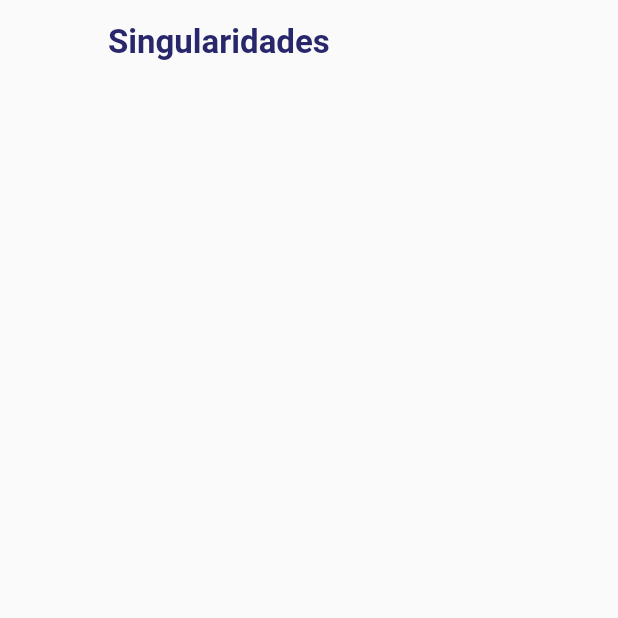
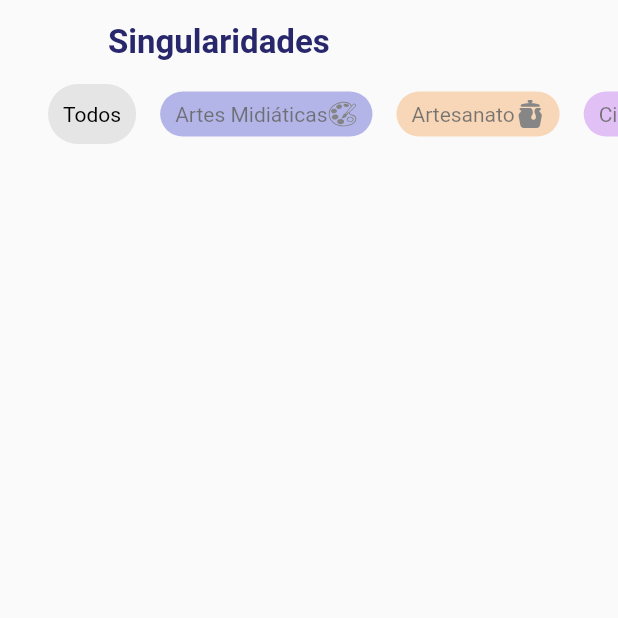
Before and after one commit to pablwoAraujo/cidade-singular-admin, a Flutter app: the SingularitiesPage screen opened directly, on a phone screen of 412 x 824 dp, the top half of it. Run offline on Flutter 3.47's test engine with Material 2 defaults, Android fonts, the phone set to English and light mode, and no system bars; our stand-ins replace dio, flutter_mobx, flutter_modular, flutter_speed_dial, flutter_svg, image_picker and 2 more; accounts and stored records are empty; generated files the repository leaves out were written again; network calls fail.

Commit message:
adiciona filtro de tipo nas singularidades e curadores

```diff
--- a/lib/app/screens/curators/curators_page.dart
+++ b/lib/app/screens/curators/curators_page.dart
@@ -1,6 +1,7 @@
 import 'package:cidade_singular_admin/app/models/user.dart';
 import 'package:cidade_singular_admin/app/screens/curators/add_curator_dialog.dart';
 import 'package:cidade_singular_admin/app/screens/curators/curator_widget.dart';
+import 'package:cidade_singular_admin/app/screens/curators/type_filter.dart';
 import 'package:cidade_singular_admin/app/services/user_service.dart';
 import 'package:cidade_singular_admin/app/stores/user_store.dart';
 import 'package:cidade_singular_admin/app/util/colors.dart';
@@ -30,11 +31,12 @@ class _CuratorsPageState extends State<CuratorsPage> {
     super.initState();
   }
 
-  getUsers() async {
+  getUsers({String? curatorType}) async {
     setState(() => loading = true);
     curators = await service.getUsers(query: {
       "type": UserType.CURATOR.toString().split(".").last,
-      "city": userStore.user?.city?.id ?? ""
+      "city": userStore.user?.city?.id ?? "",
+      if (curatorType != null) "curator_type": curatorType
     });
     setState(() => loading = false);
   }
@@ -46,7 +48,14 @@ class _CuratorsPageState extends State<CuratorsPage> {
         title: Text("Curadores"),
         leading: Container(),
       ),
-      body: Stack(
+      body: Column(
+        children: [
+          TypeFilter(
+            onSelect: (type) => getUsers(curatorType: type),
+          ),
+          SizedBox(height: 20),
+          Expanded(
+            child: Stack(
               children: [
                 loading
                     ? Center(child: CircularProgressIndicator())
@@ -77,14 +86,16 @@ class _CuratorsPageState extends State<CuratorsPage> {
                         onTap: () => onTapCuratorType(CuratorType.MUSIC),
                         labelBackgroundColor: Constants.MUSIC,
                         backgroundColor: Constants.MUSIC,
-                  child: SvgPicture.asset("assets/images/MUSIC.svg", width: 20),
+                        child: SvgPicture.asset("assets/images/MUSIC.svg",
+                            width: 20),
                       ),
                       SpeedDialChild(
                         label: "Curador de Cinema",
                         onTap: () => onTapCuratorType(CuratorType.FILM),
                         labelBackgroundColor: Constants.FILM,
                         backgroundColor: Constants.FILM,
-                  child: SvgPicture.asset("assets/images/FILM.svg", width: 20),
+                        child: SvgPicture.asset("assets/images/FILM.svg",
+                            width: 20),
                       ),
                       SpeedDialChild(
                         label: "Curador de Literatura",
@@ -99,7 +110,8 @@ class _CuratorsPageState extends State<CuratorsPage> {
                         onTap: () => onTapCuratorType(CuratorType.ARTS),
                         labelBackgroundColor: Constants.ARTS,
                         backgroundColor: Constants.ARTS,
-                  child: SvgPicture.asset("assets/images/ARTS.svg", width: 20),
+                        child: SvgPicture.asset("assets/images/ARTS.svg",
+                            width: 20),
                       ),
                       SpeedDialChild(
                         label: "Curador de Gastronomia",
@@ -114,16 +126,19 @@ class _CuratorsPageState extends State<CuratorsPage> {
                         onTap: () => onTapCuratorType(CuratorType.CRAFTS),
                         labelBackgroundColor: Constants.CRAFTS,
                         backgroundColor: Constants.CRAFTS,
-                  child:
-                      SvgPicture.asset("assets/images/CRAFTS.svg", width: 20),
+                        child: SvgPicture.asset("assets/images/CRAFTS.svg",
+                            width: 20),
                       ),
                       SpeedDialChild(
                         label: "Curador de Design",
                         onTap: () => onTapCuratorType(CuratorType.DESIGN),
                         labelBackgroundColor: Constants.DESIGN,
                         backgroundColor: Constants.DESIGN,
-                  child:
-                      SvgPicture.asset("assets/images/DESIGN.svg", width: 20),
+                        child: SvgPicture.asset("assets/images/DESIGN.svg",
+                            width: 20),
+                      ),
+                    ],
+                  ),
                 ),
               ],
             ),
--- /dev/null
+++ b/lib/app/screens/curators/type_filter.dart
@@ -0,0 +1,69 @@
+import 'package:cidade_singular_admin/app/models/user.dart';
+import 'package:cidade_singular_admin/app/util/colors.dart';
+import 'package:flutter/material.dart';
+import 'package:flutter_svg/svg.dart';
+
+class TypeFilter extends StatefulWidget {
+  const TypeFilter({Key? key, required this.onSelect}) : super(key: key);
+
+  final Function(String?) onSelect;
+
+  @override
+  _TypeFilterState createState() => _TypeFilterState();
+}
+
+class _TypeFilterState extends State<TypeFilter> {
+  CuratorType curatorFilter = CuratorType.values[0];
+
+  @override
+  Widget build(BuildContext context) {
+    return SizedBox(
+      height: 40,
+      child: ListView.builder(
+        itemCount: CuratorType.values.length,
+        scrollDirection: Axis.horizontal,
+        itemBuilder: (context, index) => GestureDetector(
+          onTap: () {
+            setState(() {
+              curatorFilter = CuratorType.values[index];
+            });
+            widget.onSelect(curatorFilter != CuratorType.values[0]
+                ? curatorFilter.toString().split(".").last
+                : null);
+          },
+          child: Opacity(
+            opacity: curatorFilter == CuratorType.values[index] ? 1 : .6,
+            child: Container(
+              decoration: BoxDecoration(
+                  color: Constants.getColor(
+                      CuratorType.values[index].toString().split(".").last),
+                  borderRadius: BorderRadius.circular(50)),
+              padding: EdgeInsets.symmetric(horizontal: 10, vertical: 5),
+              margin: EdgeInsets.only(
+                left: index == 0 ? 32 : 0,
+                right: 16,
+                top: curatorFilter == CuratorType.values[index] ? 0 : 5,
+                bottom: curatorFilter == CuratorType.values[index] ? 0 : 5,
+              ),
+              child: index == 0
+                  ? Center(
+                      child: Text(
+                      "Todos",
+                      style: TextStyle(color: Colors.black),
+                    ))
+                  : Row(
+                      mainAxisSize: MainAxisSize.min,
+                      children: [
+                        Text(CuratorType.values[index].value),
+                        SvgPicture.asset(
+                            "assets/images/${CuratorType.values[index].toString().split(".").last}.svg",
+                            width: 20)
+                      ],
+                    ),
+            ),
+          ),
+        ),
+      ),
+    );
+  }
+}
--- a/lib/app/screens/singularities/singularities_page.dart
+++ b/lib/app/screens/singularities/singularities_page.dart
@@ -1,5 +1,6 @@
 import 'package:cidade_singular_admin/app/models/singularity.dart';
 import 'package:cidade_singular_admin/app/models/user.dart';
+import 'package:cidade_singular_admin/app/screens/curators/type_filter.dart';
 import 'package:cidade_singular_admin/app/screens/singularities/add_singularity_page.dart';
 import 'package:cidade_singular_admin/app/screens/singularities/singularity_widget.dart';
 import 'package:cidade_singular_admin/app/services/singularity_service.dart';
@@ -29,7 +30,7 @@ class _SingularitiesPageState extends State<SingularitiesPage> {
     super.initState();
   }
 
-  getSingularites() async {
+  getSingularites({String? type}) async {
     setState(() => loading = true);
     User? user = userStore.user;
     UserType userType = userStore.user?.type ?? UserType.VISITOR;
@@ -37,8 +38,10 @@ class _SingularitiesPageState extends State<SingularitiesPage> {
       singularities =
           await service.getSingularities(query: {"creator": user?.id ?? ""});
     } else {
-      singularities =
-          await service.getSingularities(query: {"city": user?.city?.id ?? ""});
+      singularities = await service.getSingularities(query: {
+        "city": user?.city?.id ?? "",
+        if (type != null) "type": type,
+      });
     }
 
     setState(() => loading = false);
@@ -53,7 +56,14 @@ class _SingularitiesPageState extends State<SingularitiesPage> {
         title: Text("Singularidades"),
         leading: Container(),
       ),
-      body: Stack(
+      body: Column(
+        children: [
+          TypeFilter(
+            onSelect: (type) => getSingularites(type: type),
+          ),
+          SizedBox(height: 20),
+          Expanded(
+            child: Stack(
               children: [
                 loading
                     ? Center(child: CircularProgressIndicator())
@@ -67,7 +77,8 @@ class _SingularitiesPageState extends State<SingularitiesPage> {
                             margin: EdgeInsets.only(
                               left: 16,
                               right: 16,
-                        bottom: index == singularities.length - 1 ? 140 : 10,
+                              bottom:
+                                  index == singularities.length - 1 ? 140 : 10,
                             ),
                           );
                         }),
@@ -94,6 +105,9 @@ class _SingularitiesPageState extends State<SingularitiesPage> {
                   ),
               ],
             ),
+          ),
+        ],
+      ),
     );
   }
 }
--- a/lib/app/util/colors.dart
+++ b/lib/app/util/colors.dart
@@ -30,7 +30,7 @@ class Constants {
       case "FILM":
         return FILM;
       default:
-        return Colors.white;
+        return grey;
     }
   }
 }
```
Lines whose indentation alone changed are shown as unchanged.
